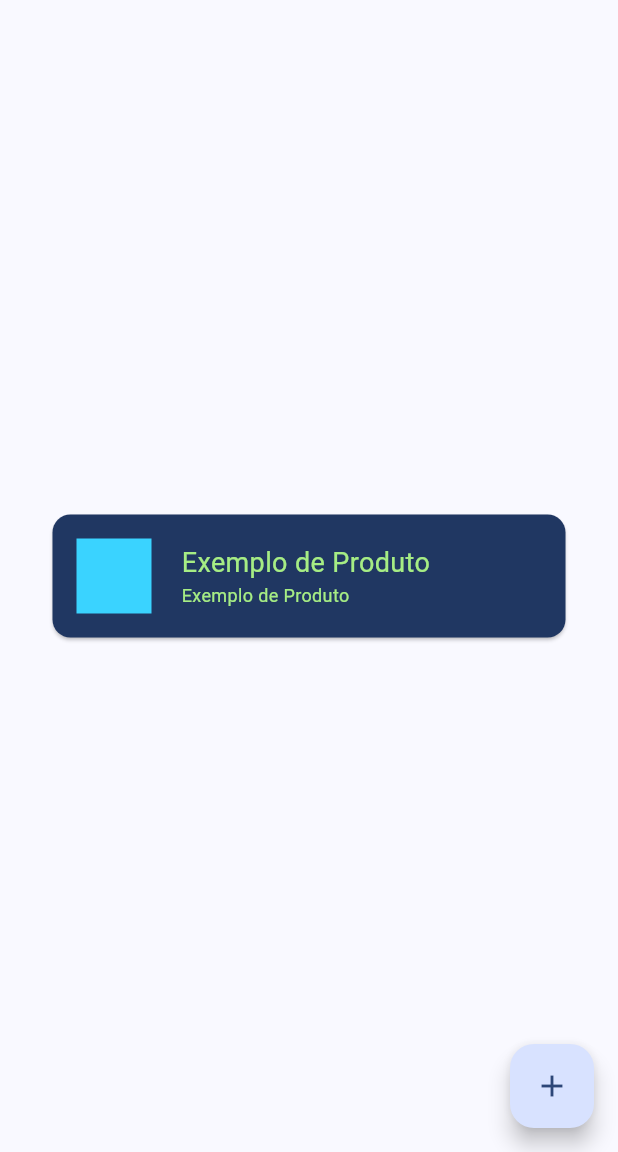
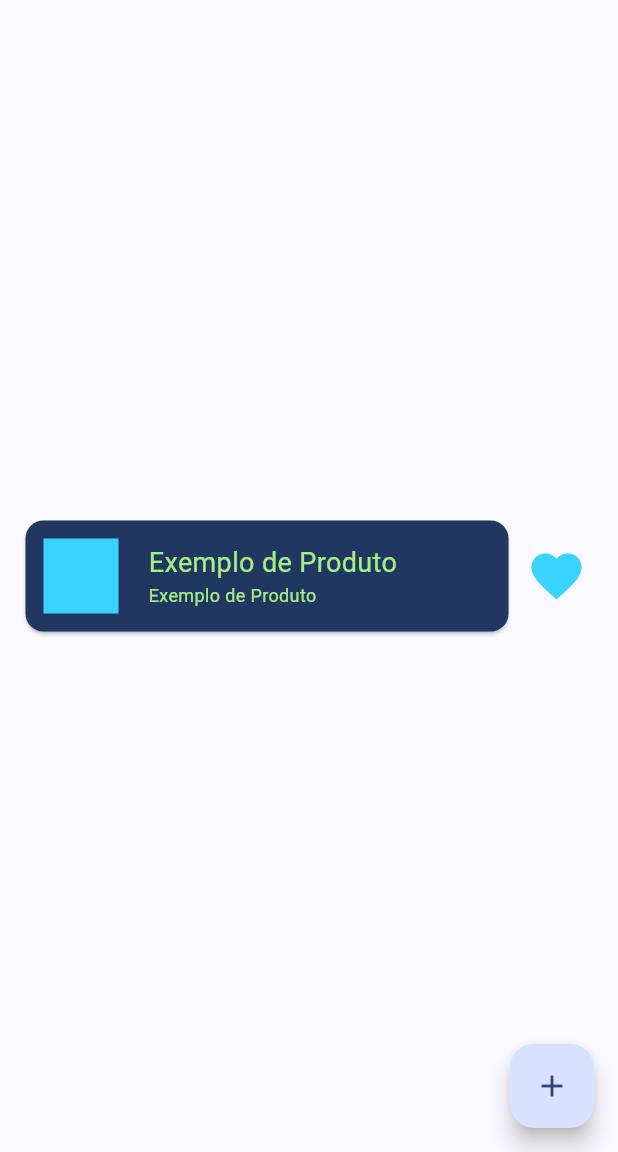
Before and after one commit to wnetohr/uplace, a Flutter app: the screen it shows after launch, on a phone screen of 412 x 824 dp, the part 84-1236 px from its top. Run offline on Flutter 3.47's test engine with Material 3 defaults, Android fonts, the phone set to English and light mode, and no system bars; Roboto replaces fonts that are missing (clarissans).

Commit message:
favorite icon added

```diff
--- a/lib/main.dart
+++ b/lib/main.dart
@@ -62,9 +62,12 @@
         backgroundColor: AppColors.blueUplace,
         // Here we take the value from the MyHomePage object that was created by
         // the App.build method, and use it to set our appbar title.
-        leading: Icon(
+        leading: IconButton(
+          onPressed: () {},
+          icon: Icon(
             Icons.filter_list_alt,
             color: AppColors.greenUplace,
+          ),
         ),
         title: Center(
             child: Text(
@@ -85,12 +88,15 @@
         child: Column(
           mainAxisAlignment: MainAxisAlignment.center,
           children: [
+            Row(
+              mainAxisAlignment: MainAxisAlignment.center,
+              children: [
                 Container(
-              width: 350,
+                  width: 330,
                   child: Card(
                     color: AppColors.blueUplace,
                     child: Padding(
-                    padding: const EdgeInsets.all(16.0),
+                        padding: const EdgeInsets.all(12.0),
                         child: Row(
                           children: [
                             Container(
@@ -107,18 +113,23 @@
                                 Text(
                                   'Exemplo de Produto',
                                   style: TextStyle(
-                                  fontSize: 18.0, color: AppColors.greenUplace),
+                                      fontSize: 18.0,
+                                      color: AppColors.greenUplace),
                                 ),
                                 Text(
                                   'Exemplo de Produto',
                                   style: TextStyle(
-                                  fontSize: 12.0, color: AppColors.greenUplace),
+                                      fontSize: 12.0,
+                                      color: AppColors.greenUplace),
                                 ),
                               ],
                             ),
                           ],
                         )),
                   ),
+                ),
+                IconButton(onPressed: () {}, icon: Icon(Icons.favorite,size: 40,color: AppColors.lightblueUplace,))
+              ],
             ),
           ],
         ),
```
Lines whose indentation alone changed are shown as unchanged.
